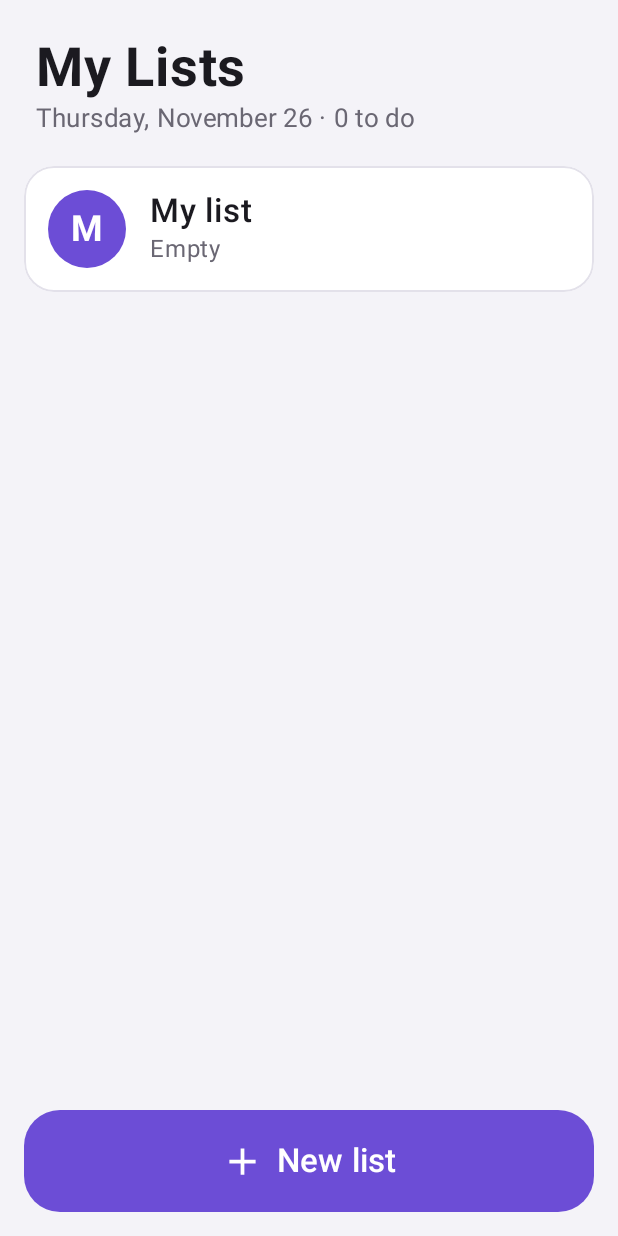
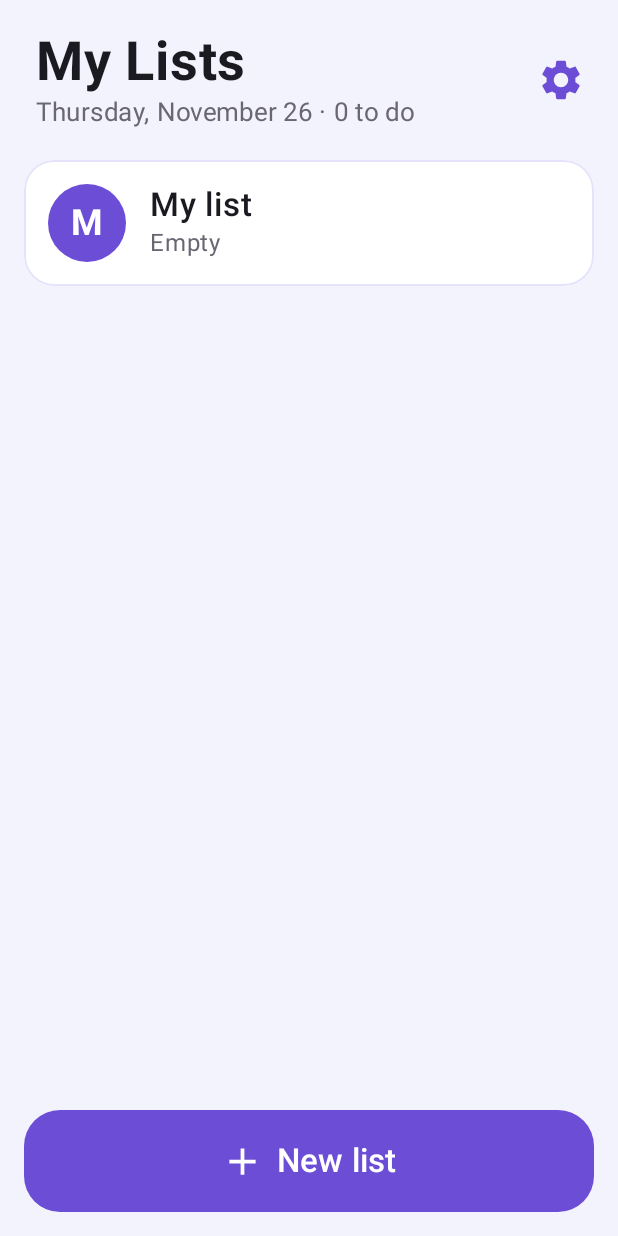
Before and after one commit to douggreenak/Checklist, an Android app built with Jetpack Compose: the screen it shows after launch (MainActivity), on a phone screen of 412 x 824 dp. Run offline under Robolectric (Android 15) with nearby library versions, the phone set to English and light mode, and no system bars.

Commit message:
List color picker, app-wide theme settings (mode, theme color, pure black)
Co-Authored-By: Claude Sonnet 5.5 <noreply@anthropic.com>

```diff
--- a/app/src/main/java/com/example/checklist/HomeScreen.kt
+++ b/app/src/main/java/com/example/checklist/HomeScreen.kt
@@ -10,6 +10,7 @@ import androidx.compose.foundation.shape.RoundedCornerShape
 import androidx.compose.material.icons.Icons
 import androidx.compose.material.icons.filled.Add
 import androidx.compose.material.icons.filled.Check
+import androidx.compose.material.icons.filled.Settings
 import androidx.compose.material3.*
 import androidx.compose.runtime.Composable
 import androidx.compose.ui.Alignment
@@ -22,15 +23,24 @@ import androidx.compose.ui.unit.sp
 @Composable
 fun HomeScreen(
     lists: List<TaskList>, subtitle: String,
-    onOpen: (TaskList) -> Unit, onAdd: () -> Unit, onDelete: (TaskList) -> Unit
+    onOpen: (TaskList) -> Unit, onAdd: () -> Unit, onDelete: (TaskList) -> Unit,
+    onSettings: () -> Unit = {}
 ) {
     val todo = lists.sumOf { it.remaining }
     Scaffold(
         containerColor = MaterialTheme.colorScheme.background,
         topBar = {
-            Column(Modifier.statusBarsPadding().padding(start = 24.dp, end = 24.dp, top = 24.dp, bottom = 12.dp)) {
-                Text("My Lists", fontSize = 36.sp, fontWeight = FontWeight.Bold, color = MaterialTheme.colorScheme.onBackground)
-                Text("$subtitle · $todo to do", fontSize = 17.sp, color = MaterialTheme.colorScheme.onSurfaceVariant)
+            Row(
+                Modifier.statusBarsPadding().padding(start = 24.dp, end = 8.dp, top = 20.dp, bottom = 12.dp),
+                verticalAlignment = Alignment.CenterVertically
+            ) {
+                Column(Modifier.weight(1f)) {
+                    Text("My Lists", fontSize = 36.sp, fontWeight = FontWeight.Bold, color = MaterialTheme.colorScheme.onBackground)
+                    Text("$subtitle · $todo to do", fontSize = 17.sp, color = MaterialTheme.colorScheme.onSurfaceVariant)
+                }
+                IconButton(onClick = onSettings, modifier = Modifier.size(60.dp)) {
+                    Icon(Icons.Default.Settings, "Settings", tint = MaterialTheme.colorScheme.primary, modifier = Modifier.size(32.dp))
+                }
             }
         },
         bottomBar = {
@@ -62,7 +72,7 @@ fun HomeScreen(
 
 @Composable
 private fun ListCard(list: TaskList, onClick: () -> Unit) {
-    val accent = accentFor(list.colorIndex)
+    val accent = accentFor(list.color)
     Surface(
         onClick = onClick,
         color = MaterialTheme.colorScheme.surface,
--- a/app/src/main/java/com/example/checklist/MainActivity.kt
+++ b/app/src/main/java/com/example/checklist/MainActivity.kt
@@ -1,39 +1,46 @@
 package com.example.checklist
 
 import android.content.Context
-import java.text.SimpleDateFormat
-import java.util.Date
-import java.util.Locale
 import android.os.Bundle
 import androidx.activity.ComponentActivity
 import androidx.activity.compose.BackHandler
 import androidx.activity.compose.setContent
+import androidx.compose.foundation.isSystemInDarkTheme
 import androidx.compose.runtime.*
 import androidx.compose.runtime.saveable.rememberSaveable
+import androidx.compose.ui.graphics.Color
+import java.text.SimpleDateFormat
+import java.util.Date
+import java.util.Locale
 
 class MainActivity : ComponentActivity() {
     override fun onCreate(savedInstanceState: Bundle?) {
         super.onCreate(savedInstanceState)
         val prefs = getSharedPreferences("checklist", Context.MODE_PRIVATE)
         val lists = mutableStateListOf<TaskList>().apply { addAll(Store.load(prefs)) }
+        val settings = Store.loadSettings(prefs)
         setContent {
-            LaunchedEffect(Unit) {
-                snapshotFlow { Store.toJson(lists) }.collect { Store.save(prefs, it) }
+            LaunchedEffect(Unit) { snapshotFlow { Store.toJson(lists) }.collect { Store.save(prefs, it) } }
+            LaunchedEffect(Unit) { snapshotFlow { Store.settingsToJson(settings) }.collect { Store.saveSettings(prefs, it) } }
+            var openId by rememberSaveable { mutableStateOf<String?>(null) }
+            var inSettings by rememberSaveable { mutableStateOf(false) }
+            val open = lists.firstOrNull { it.id == openId }
+            BackHandler(enabled = open != null || inSettings) {
+                if (inSettings) inSettings = false else openId = null
             }
-            var openId by rememberSaveable { mutableStateOf<String?>(null) }
-            val open = lists.firstOrNull { it.id == openId }
-            BackHandler(enabled = open != null) { openId = null }
-            ChecklistTheme {
-                if (open == null) {
-                    HomeScreen(
+            val dark = when (settings.mode) { 1 -> false; 2 -> true; else -> isSystemInDarkTheme() }
+            ChecklistTheme(dark, settings.themeColor, settings.pureBlack) {
+                when {
+                    inSettings -> SettingsScreen(settings) { inSettings = false }
+                    open != null -> ListScreen(open, onBack = { openId = null }, onDeleteList = { lists.remove(open); openId = null })
+                    else -> HomeScreen(
                         lists,
                         subtitle = SimpleDateFormat("EEEE, MMMM d", Locale.getDefault()).format(Date()),
                         onOpen = { openId = it.id },
-                        onAdd = { val l = TaskList(colorIndex = lists.size % AccentCount); lists.add(l); openId = l.id },
-                        onDelete = { lists.remove(it) }
+                        onAdd = { val l = TaskList(color = Palette[lists.size % Palette.size]); lists.add(l); openId = l.id },
+                        onDelete = { lists.remove(it) },
+                        onSettings = { inSettings = true }
                     )
-                } else {
-                    ListScreen(open, onBack = { openId = null }, onDeleteList = { lists.remove(open); openId = null })
                 }
             }
         }
--- a/app/src/main/java/com/example/checklist/Model.kt
+++ b/app/src/main/java/com/example/checklist/Model.kt
@@ -20,16 +20,25 @@ class TaskList(
     name: String = "New list",
     items: List<Item> = emptyList(),
     showCompleted: Boolean = false,
-    colorIndex: Int = 0,
+    color: Int = Palette[0],
     val id: String = UUID.randomUUID().toString()
 ) {
     var name by mutableStateOf(name)
     var showCompleted by mutableStateOf(showCompleted)
-    var colorIndex by mutableStateOf(colorIndex)
+    var color by mutableStateOf(color)
     val items = mutableStateListOf<Item>().apply { addAll(items) }
 
     val remaining get() = items.count { !it.checked }
     val done get() = items.count { it.checked }
+}
+
+class Settings(mode: Int = 0, themeColor: Int = Palette[0], pureBlack: Boolean = false) {
+    /** 0 = follow system, 1 = light, 2 = dark */
+    var mode by mutableStateOf(mode)
+    var themeColor by mutableStateOf(themeColor)
+    var pureBlack by mutableStateOf(pureBlack)
+
+    fun reset() { mode = 0; themeColor = Palette[0]; pureBlack = false }
 }
 
 object Store {
@@ -38,7 +47,7 @@ object Store {
     fun toJson(lists: List<TaskList>): String = JSONArray().also { arr ->
         lists.forEach { l ->
             arr.put(JSONObject()
-                .put("id", l.id).put("name", l.name).put("showCompleted", l.showCompleted).put("color", l.colorIndex)
+                .put("id", l.id).put("name", l.name).put("showCompleted", l.showCompleted).put("argb", l.color)
                 .put("items", JSONArray().also { ia ->
                     l.items.forEach { ia.put(JSONObject().put("t", it.text).put("c", it.checked)) }
                 }))
@@ -53,7 +62,7 @@ object Store {
             TaskList(
                 name = o.getString("name"),
                 showCompleted = o.optBoolean("showCompleted"),
-                colorIndex = o.optInt("color", i),
+                color = if (o.has("argb")) o.getInt("argb") else Palette[o.optInt("color", i).mod(Palette.size)],
                 id = o.getString("id"),
                 items = (0 until ia.length()).map { Item(ia.getJSONObject(it).getString("t"), ia.getJSONObject(it).getBoolean("c")) }
             )
@@ -70,5 +79,18 @@ object Store {
         return listOf(TaskList("My list", old))
     }
 
+    fun settingsToJson(s: Settings): String =
+        JSONObject().put("mode", s.mode).put("color", s.themeColor).put("black", s.pureBlack).toString()
+
+    fun parseSettings(json: String): Settings {
+        val o = JSONObject(json)
+        return Settings(o.optInt("mode", 0), o.optInt("color", Palette[0]), o.optBoolean("black"))
+    }
+
+    fun loadSettings(prefs: SharedPreferences): Settings =
+        runCatching { parseSettings(prefs.getString("settings", null)!!) }.getOrDefault(Settings())
+
+    fun saveSettings(prefs: SharedPreferences, json: String) = prefs.edit().putString("settings", json).apply()
+
     fun save(prefs: SharedPreferences, json: String) = prefs.edit().putString(KEY, json).apply()
 }
--- a/app/src/main/java/com/example/checklist/Theme.kt
+++ b/app/src/main/java/com/example/checklist/Theme.kt
@@ -6,42 +6,56 @@ import androidx.compose.runtime.Composable
 import androidx.compose.ui.graphics.Color
 import androidx.compose.ui.graphics.lerp
 import androidx.compose.ui.graphics.luminance
+import androidx.compose.ui.graphics.toArgb
 
 val DeleteRed = Color(0xFFE53935)
 val DoneGreen = Color(0xFF2E9E5B)
 
-/** Accent colors a list can have, like the colored lists in Microsoft To Do. */
-private val palette = listOf(
-    Color(0xFF6C4DD6), Color(0xFF1E7BE0), Color(0xFF00897B),
-    Color(0xFF3FA34D), Color(0xFFE8710A), Color(0xFFD81B60)
-)
-val AccentCount = palette.size
+/** Preset colors offered for lists and for the app theme (ARGB ints). */
+val Palette: List<Int> = listOf(
+    0xFF6C4DD6, 0xFF1E7BE0, 0xFF00897B, 0xFF3FA34D,
+    0xFFE8710A, 0xFFD81B60, 0xFFE53935, 0xFF8E24AA,
+    0xFF00ACC1, 0xFF7CB342, 0xFFFDD835, 0xFF546E7A
+).map { it.toInt() }
 
 class Accent(val color: Color, val on: Color)
 
+private fun onColor(c: Color) = if (c.luminance() > 0.5f) Color(0xFF16141C) else Color.White
+
+/** The color to draw a list (or the app theme) with, adjusted so it reads well in light or dark mode. */
 @Composable
-fun accentFor(index: Int): Accent {
+fun accentFor(argb: Int): Accent {
     val dark = MaterialTheme.colorScheme.background.luminance() < 0.5f
-    val base = palette[index.mod(palette.size)]
-    return if (dark) Accent(lerp(base, Color.White, 0.45f), Color(0xFF16141C)) else Accent(base, Color.White)
+    val base = Color(argb)
+    val c = if (dark) lerp(base, Color.White, 0.45f) else base
+    return Accent(c, onColor(c))
 }
 
 @Composable
-fun ChecklistTheme(dark: Boolean = isSystemInDarkTheme(), content: @Composable () -> Unit) {
-    MaterialTheme(
-        colorScheme = if (dark) darkColorScheme(
-            primary = Color(0xFFCFBCFF), onPrimary = Color(0xFF381E72),
-            background = Color(0xFF0F0F12), onBackground = Color(0xFFF0EEF4),
-            surface = Color(0xFF1C1B22), onSurface = Color(0xFFF0EEF4),
-            surfaceVariant = Color(0xFF2A2833), onSurfaceVariant = Color(0xFFB4B0BE),
-            outlineVariant = Color(0xFF34333D)
-        ) else lightColorScheme(
-            primary = Color(0xFF6C4DD6),
-            background = Color(0xFFF4F3F8), onBackground = Color(0xFF1B1A20),
-            surface = Color.White, onSurface = Color(0xFF1B1A20),
-            surfaceVariant = Color(0xFFEDE9F6), onSurfaceVariant = Color(0xFF6A6773),
-            outlineVariant = Color(0xFFE3E1EA)
-        ),
-        content = content
+fun ChecklistTheme(
+    dark: Boolean = isSystemInDarkTheme(),
+    primary: Int = Palette[0],
+    pureBlack: Boolean = false,
+    content: @Composable () -> Unit
+) {
+    val p = Color(primary)
+    val scheme = if (dark) {
+        val accent = lerp(p, Color.White, 0.45f)
+        val bg = if (pureBlack) Color.Black else lerp(Color(0xFF0F0F12), p, 0.10f)
+        val card = if (pureBlack) Color(0xFF121212) else lerp(Color(0xFF1C1B22), p, 0.10f)
+        darkColorScheme(
+            primary = accent, onPrimary = onColor(accent),
+            background = bg, onBackground = Color(0xFFF0EEF4),
+            surface = card, onSurface = Color(0xFFF0EEF4),
+            surfaceVariant = lerp(card, Color.White, 0.08f), onSurfaceVariant = Color(0xFFB4B0BE),
+            outlineVariant = lerp(card, Color.White, 0.14f)
+        )
+    } else lightColorScheme(
+        primary = p, onPrimary = onColor(p),
+        background = lerp(Color.White, p, 0.07f), onBackground = Color(0xFF1B1A20),
+        surface = Color.White, onSurface = Color(0xFF1B1A20),
+        surfaceVariant = lerp(Color.White, p, 0.14f), onSurfaceVariant = Color(0xFF6A6773),
+        outlineVariant = lerp(Color.White, p, 0.16f)
     )
+    MaterialTheme(colorScheme = scheme, content = content)
 }
```
Also changed, not shown: app/src/main/java/com/example/checklist/ColorPicker.kt (added, +80 -0 lines), app/src/main/java/com/example/checklist/ListScreen.kt (+6 -4 lines), app/src/main/java/com/example/checklist/SettingsScreen.kt (added, +81 -0 lines), 12 other files.
